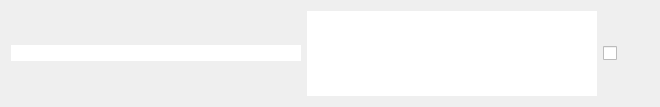
Qt form setup_panel/resource/command_element.ui (GroupOfRobots/MiniRysRQT) before a commit.
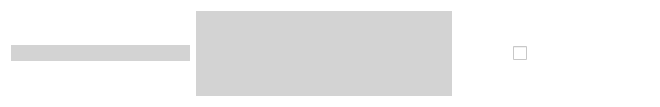
The same form after that commit. Icons and pictures are not drawn.

Patch:
```diff
--- a/setup_panel/resource/command_element.ui
+++ b/setup_panel/resource/command_element.ui
@@ -20,46 +20,109 @@
    <string>Form</string>
   </property>
   <property name="styleSheet">
-   <string notr="true">border:none;
+   <string notr="true">background: white;
+border:none;
 
 
 qlineargradient:(spread:pad, x1:0, y1:0, x2:0, y2:1, stop:0 rgba(255, 255, 255, 255), stop:0.495 rgba(255, 255, 255, 255), stop:0.505 rgba(255, 0, 0, 255), stop:1 rgba(255, 0, 0, 255))</string>
   </property>
   <layout class="QHBoxLayout" name="horizontalLayout">
    <item>
-    <widget class="QLineEdit" name="commandNameLineEditUI"/>
+    <widget class="QLineEdit" name="commandNameLineEditUI">
+     <property name="styleSheet">
+      <string notr="true">background: lightGray;</string>
+     </property>
+    </widget>
    </item>
    <item>
-    <widget class="QPlainTextEdit" name="commandTextEditUI"/>
+    <widget class="QPlainTextEdit" name="commandTextEditUI">
+     <property name="styleSheet">
+      <string notr="true">background: lightGray;</string>
+     </property>
+    </widget>
    </item>
    <item>
-    <widget class="QCheckBox" name="executeViaSshCheckBoxUI">
-     <property name="text">
+    <widget class="QGroupBox" name="groupBox">
+     <property name="minimumSize">
+      <size>
+       <width>130</width>
+       <height>0</height>
+      </size>
+     </property>
+     <property name="title">
       <string/>
      </property>
+     <layout class="QHBoxLayout" name="horizontalLayout_3">
+      <item alignment="Qt::AlignHCenter">
+       <widget class="QCheckBox" name="executeViaSshCheckBoxUI">
+        <property name="minimumSize">
+         <size>
+          <width>0</width>
+          <height>0</height>
+         </size>
+        </property>
+        <property name="maximumSize">
+         <size>
+          <width>130</width>
+          <height>16777215</height>
+         </size>
+        </property>
+        <property name="styleSheet">
+         <string notr="true">background: white;</string>
+        </property>
+        <property name="text">
+         <string/>
+        </property>
+       </widget>
+      </item>
+     </layout>
     </widget>
    </item>
    <item>
-    <widget class="QPushButton" name="commandDeleteButtonUI">
+    <widget class="QGroupBox" name="groupBox_2">
      <property name="minimumSize">
       <size>
-       <width>10</width>
-       <height>10</height>
+       <width>55</width>
+       <height>0</height>
       </size>
      </property>
      <property name="maximumSize">
       <size>
-       <width>20</width>
-       <height>20</height>
+       <width>55</width>
+       <height>16777215</height>
       </size>
      </property>
-     <property name="text">
+     <property name="title">
       <string/>
      </property>
-     <property name="icon">
-      <iconset>
-       <normaloff>imgs/trash-bin.jpg</normaloff>imgs/trash-bin.jpg</iconset>
-     </property>
+     <layout class="QHBoxLayout" name="horizontalLayout_2">
+      <item>
+       <widget class="QPushButton" name="commandDeleteButtonUI">
+        <property name="minimumSize">
+         <size>
+          <width>0</width>
+          <height>20</height>
+         </size>
+        </property>
+        <property name="maximumSize">
+         <size>
+          <width>55</width>
+          <height>20</height>
+         </size>
+        </property>
+        <property name="styleSheet">
+         <string notr="true"/>
+        </property>
+        <property name="text">
+         <string/>
+        </property>
+        <property name="icon">
+         <iconset>
+          <normaloff>imgs/trashBin.png</normaloff>imgs/trashBin.png</iconset>
+        </property>
+       </widget>
+      </item>
+     </layout>
     </widget>
    </item>
   </layout>
```
